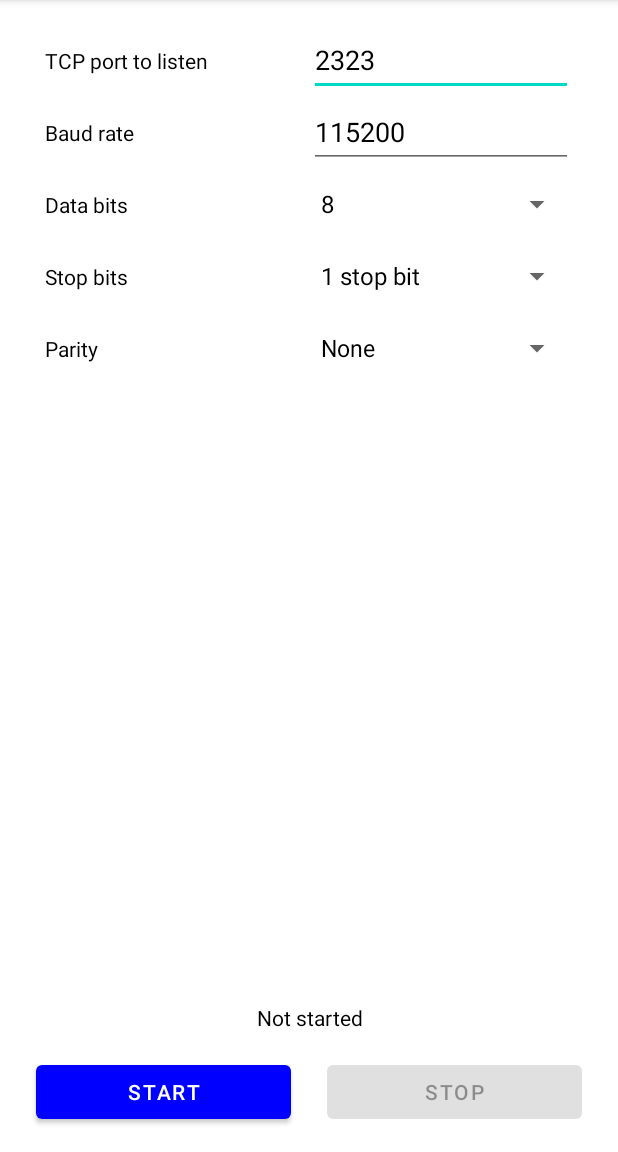
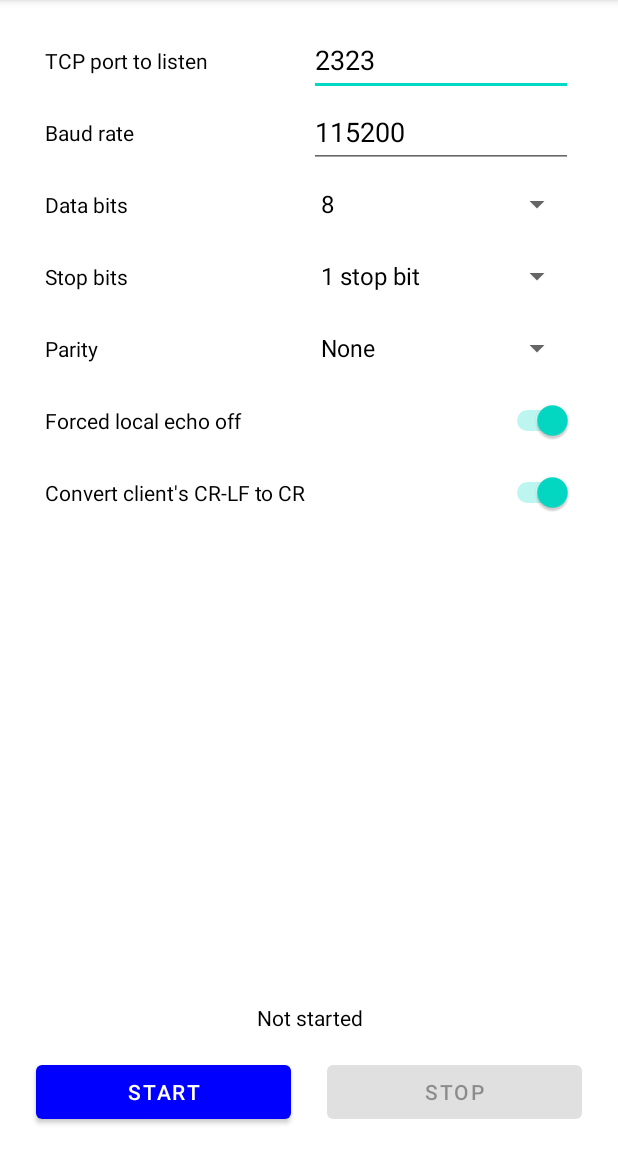
Before and after one commit to ClusterM/usb-serial-telnet-server, an Android app: the screen it shows after launch (MainActivity), on a phone screen of 412 x 824 dp, the part 84-1236 px from its top. Run offline under Robolectric (Android 15) with nearby library versions, the phone set to English and light mode, and no system bars; libraries missing offline, so code that uses them is left out: com.hoho.android; 1 statement that could not run was skipped.

Commit message:
More settings, better comptatibility

```diff
--- a/app/build.gradle
+++ b/app/build.gradle
@@ -9,8 +9,8 @@ android {
         applicationId "com.clusterrr.usbserialtelnetserver"
         minSdk 19
         targetSdk 32
-        versionCode 1
-        versionName "1.0"
+        versionCode 2
+        versionName "1.1"
     }
 
     buildTypes {
--- a/app/src/main/java/com/clusterrr/usbserialtelnetserver/MainActivity.java
+++ b/app/src/main/java/com/clusterrr/usbserialtelnetserver/MainActivity.java
@@ -23,6 +23,7 @@ import android.view.View;
 import android.widget.Button;
 import android.widget.EditText;
 import android.widget.Spinner;
+import android.widget.Switch;
 import android.widget.TextView;
 
 import com.hoho.android.usbserial.driver.UsbSerialDriver;
@@ -37,6 +38,8 @@ public class MainActivity extends AppCompatActivity implements View.OnClickListe
     final static String SETTING_DATA_BITS = "data_bits";
     final static String SETTING_STOP_BITS = "stop_bits";
     final static String SETTING_PARITY = "parity";
+    final static String SETTING_NO_LOCAL_ECHO = "no_local_echo";
+    final static String SETTING_REMOVE_LF = "remove_lf";
 
     UsbSerialTelnetService.ServiceBinder mServiceBinder = null;
     Button mStartButton;
@@ -47,6 +50,8 @@ public class MainActivity extends AppCompatActivity implements View.OnClickListe
     Spinner mStopBits;
     Spinner mParity;
     TextView mStatus;
+    Switch mNoLocalEcho;
+    Switch mRemoveLF;
 
     @Override
     protected void onCreate(Bundle savedInstanceState) {
@@ -60,6 +65,8 @@ public class MainActivity extends AppCompatActivity implements View.OnClickListe
         mStopBits = findViewById(R.id.spinnerStopBits);
         mParity = findViewById(R.id.spinnerParity);
         mStatus = findViewById(R.id.textViewStatus);
+        mNoLocalEcho = findViewById(R.id.switchNoLocalEcho);
+        mRemoveLF = findViewById(R.id.switchRemoveLf);
 
         mStartButton.setOnClickListener(this);
         mStopButton.setOnClickListener(this);
@@ -133,7 +140,13 @@ public class MainActivity extends AppCompatActivity implements View.OnClickListe
                 break;
         }
         serviceIntent.putExtra(UsbSerialTelnetService.KEY_PARITY, prefs.getInt(SETTING_PARITY, 0));
-        startForegroundService(serviceIntent);
+        serviceIntent.putExtra(UsbSerialTelnetService.KEY_NO_LOCAL_ECHO, prefs.getBoolean(SETTING_NO_LOCAL_ECHO, true));
+        serviceIntent.putExtra(UsbSerialTelnetService.KEY_REMOVE_LF, prefs.getBoolean(SETTING_REMOVE_LF, true));
+        if (Build.VERSION.SDK_INT >= Build.VERSION_CODES.O) {
+            startForegroundService(serviceIntent);
+        } else {
+            startService(serviceIntent);
+        }
         bindService(serviceIntent, serviceConnection, 0);
     }
 
@@ -187,6 +200,8 @@ public class MainActivity extends AppCompatActivity implements View.OnClickListe
                 .putInt(SETTING_DATA_BITS, mDataBits.getSelectedItemPosition())
                 .putInt(SETTING_STOP_BITS, mStopBits.getSelectedItemPosition())
                 .putInt(SETTING_PARITY, mParity.getSelectedItemPosition())
+                .putBoolean(SETTING_NO_LOCAL_ECHO, mNoLocalEcho.isChecked())
+                .putBoolean(SETTING_REMOVE_LF, mRemoveLF.isChecked())
                 .commit();
     }
 
@@ -200,11 +215,15 @@ public class MainActivity extends AppCompatActivity implements View.OnClickListe
         mDataBits.setEnabled(!started);
         mStopBits.setEnabled(!started);
         mParity.setEnabled(!started);
+        mNoLocalEcho.setEnabled(!started);
+        mRemoveLF.setEnabled(!started);
         mTcpPort.setText(String.valueOf(prefs.getInt(SETTING_TCP_PORT, 2323)));
         mBaudRate.setText(String.valueOf(prefs.getInt(SETTING_BAUD_RATE, 115200)));
         mDataBits.setSelection(prefs.getInt(SETTING_DATA_BITS, 3));
         mStopBits.setSelection(prefs.getInt(SETTING_STOP_BITS, 0));
         mParity.setSelection(prefs.getInt(SETTING_PARITY, 0));
+        mNoLocalEcho.setChecked(prefs.getBoolean(SETTING_NO_LOCAL_ECHO, true));
+        mRemoveLF.setChecked(prefs.getBoolean(SETTING_REMOVE_LF, true));
         if (started)
              mStatus.setText(getString(R.string.started_please_connect) + " telnet://" + UsbSerialTelnetService.getIPAddress() + ":"+ mTcpPort.getText());
         else
--- a/app/src/main/java/com/clusterrr/usbserialtelnetserver/UsbSerialTelnetService.java
+++ b/app/src/main/java/com/clusterrr/usbserialtelnetserver/UsbSerialTelnetService.java
@@ -40,6 +40,8 @@ public class UsbSerialTelnetService extends Service {
     final static String KEY_DATA_BITS = "data_bits";
     final static String KEY_STOP_BITS = "stop_bits";
     final static String KEY_PARITY = "parity";
+    final static String KEY_NO_LOCAL_ECHO = "no_local_echo";
+    final static String KEY_REMOVE_LF = "remove_lf";
 
     boolean mStarted = false;
     //UsbSerialPort mSerialPort = null;
@@ -95,6 +97,8 @@ public class UsbSerialTelnetService extends Service {
                     ServerSocket serverSocket = new ServerSocket(intent.getIntExtra(KEY_TCP_PORT,2323));
                     mUsbSerialThread = new UsbSerialThread(this, serialPort);
                     mTcpServerThread = new TcpServerThread(this, serverSocket);
+                    mTcpServerThread.setNoLocalEcho(intent.getBooleanExtra(KEY_NO_LOCAL_ECHO, true));
+                    mTcpServerThread.setRemoveLf(intent.getBooleanExtra(KEY_REMOVE_LF, true));
                     mUsbSerialThread.start();
                     mTcpServerThread.start();
                     success = true;
--- a/app/src/main/res/layout/activity_main.xml
+++ b/app/src/main/res/layout/activity_main.xml
@@ -169,6 +169,46 @@
                 app:layout_constraintStart_toEndOf="@+id/textViewParity"
                 app:layout_constraintTop_toBottomOf="@+id/spinnerStopBits" />
 
+            <TextView
+                android:id="@+id/textNoLocalEcho"
+                android:layout_width="0dp"
+                android:layout_height="wrap_content"
+                android:layout_marginStart="24dp"
+                android:text="@string/no_local_echo"
+                app:layout_constraintBottom_toBottomOf="@+id/switchNoLocalEcho"
+                app:layout_constraintEnd_toStartOf="@+id/switchNoLocalEcho"
+                app:layout_constraintStart_toStartOf="parent"
+                app:layout_constraintTop_toTopOf="@+id/switchNoLocalEcho" />
+
+            <Switch
+                android:id="@+id/switchNoLocalEcho"
+                android:layout_width="wrap_content"
+                android:layout_height="48dp"
+                android:layout_marginEnd="24dp"
+                app:layout_constraintEnd_toEndOf="parent"
+                app:layout_constraintStart_toEndOf="@+id/textNoLocalEcho"
+                app:layout_constraintTop_toBottomOf="@+id/spinnerParity" />
+
+            <TextView
+                android:id="@+id/textRemoveLf"
+                android:layout_width="0dp"
+                android:layout_height="wrap_content"
+                android:layout_marginStart="24dp"
+                android:text="@string/remove_lf"
+                app:layout_constraintBottom_toBottomOf="@+id/switchRemoveLf"
+                app:layout_constraintEnd_toStartOf="@+id/switchRemoveLf"
+                app:layout_constraintStart_toStartOf="parent"
+                app:layout_constraintTop_toTopOf="@+id/switchRemoveLf" />
+
+            <Switch
+                android:id="@+id/switchRemoveLf"
+                android:layout_width="wrap_content"
+                android:layout_height="48dp"
+                android:layout_marginEnd="24dp"
+                app:layout_constraintEnd_toEndOf="parent"
+                app:layout_constraintStart_toEndOf="@+id/textRemoveLf"
+                app:layout_constraintTop_toBottomOf="@+id/switchNoLocalEcho" />
+
         </androidx.constraintlayout.widget.ConstraintLayout>
     </ScrollView>
 
--- a/app/src/main/res/values/strings.xml
+++ b/app/src/main/res/values/strings.xml
@@ -14,6 +14,8 @@
     <string name="error">Error:</string>
     <string name="stopped">stopped</string>
     <string name="already_started">Already started</string>
+    <string name="no_local_echo">Forced local echo off</string>
+    <string name="remove_lf">Convert client\'s CR-LF to CR</string>
     <string-array name="data_bits">
         <item>5</item>
         <item>6</item>
```
Also changed, not shown: app/src/main/java/com/clusterrr/usbserialtelnetserver/TcpClientThread.java (+33 -15 lines), app/src/main/java/com/clusterrr/usbserialtelnetserver/TcpServerThread.java (+18 -12 lines).
